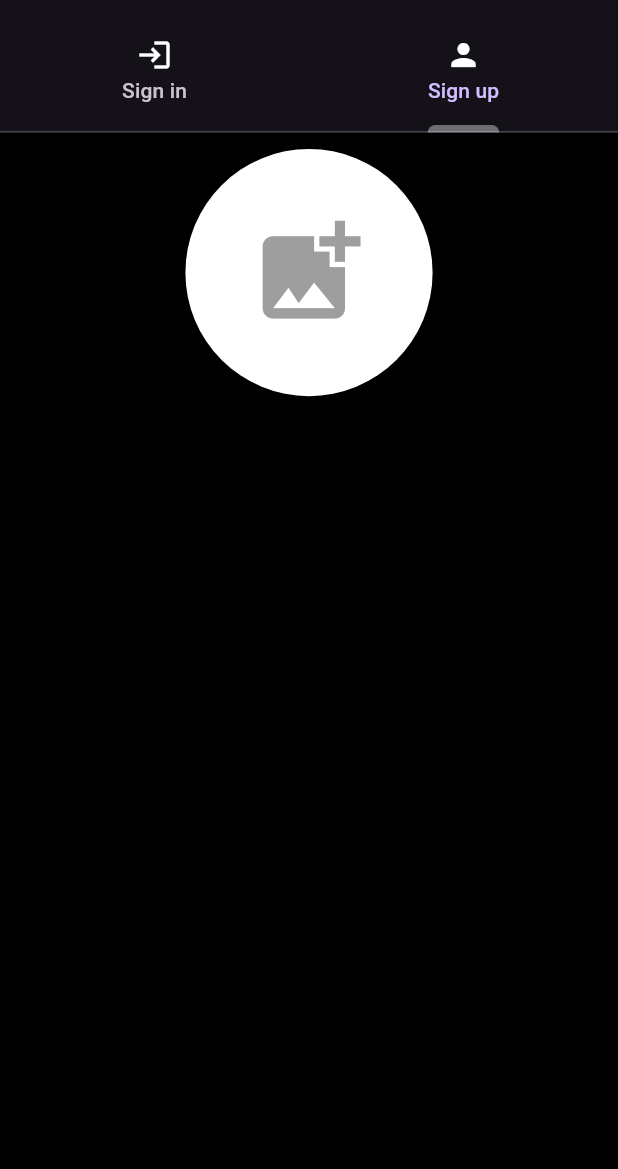
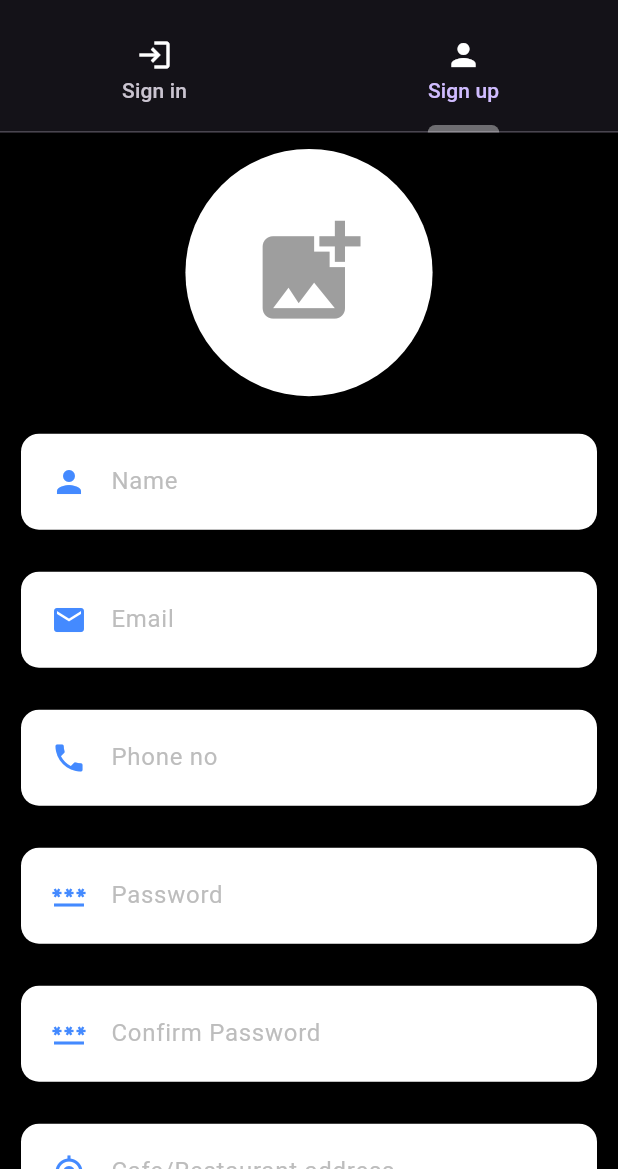
Before and after one commit to Mueem-Nahid/flutter-eats-seller-app, a Flutter app: the screen it shows after launch, tab 2 chosen, on a phone screen of 412 x 824 dp, the part 67-1236 px from its top. Run offline on Flutter 3.47's test engine with Material 3 defaults, Android fonts, the phone set to English and light mode, and no system bars; our stand-ins replace image_picker.

Commit message:
# Feature - sign up screen ui

```diff
--- a/lib/screens/authScreens/signup_screen.dart
+++ b/lib/screens/authScreens/signup_screen.dart
@@ -2,6 +2,8 @@ import 'dart:io';
 
 import 'package:flutter/material.dart';
 import 'package:image_picker/image_picker.dart';
+
+import '../../widgets/custom_text_field.dart';
 
 class SignupScreen extends StatefulWidget {
   const SignupScreen({super.key});
@@ -13,6 +15,15 @@ class SignupScreen extends StatefulWidget {
 class _SignupScreenState extends State<SignupScreen> {
   XFile? imageFile;
   ImagePicker imagePicker = ImagePicker();
+
+  GlobalKey<FormState> formKey = GlobalKey<FormState>();
+  TextEditingController nameTextEditingController = TextEditingController();
+  TextEditingController emailTextEditingController = TextEditingController();
+  TextEditingController passwordTextEditingController = TextEditingController();
+  TextEditingController confirmPasswordTextEditingController =
+      TextEditingController();
+  TextEditingController phoneTextEditingController = TextEditingController();
+  TextEditingController locationTextEditingController = TextEditingController();
 
   // method to get image from gallery
   pickImageFromGallery() async {
@@ -50,7 +61,105 @@ class _SignupScreenState extends State<SignupScreen> {
                     )
                   : null,
             ),
-          )
+          ),
+          const SizedBox(
+            height: 11,
+          ),
+          Form(
+              key: formKey,
+              child: Column(
+                children: [
+                  CustomTextField(
+                    textEditingController: nameTextEditingController,
+                    iconData: Icons.person,
+                    hintString: 'Name',
+                    isObscure: false,
+                    enabled: true,
+                  ),
+                  CustomTextField(
+                    textEditingController: emailTextEditingController,
+                    iconData: Icons.email,
+                    hintString: 'Email',
+                    isObscure: false,
+                    enabled: true,
+                  ),
+                  CustomTextField(
+                    textEditingController: phoneTextEditingController,
+                    iconData: Icons.phone,
+                    hintString: 'Phone no',
+                    isObscure: false,
+                    enabled: true,
+                  ),
+                  CustomTextField(
+                    textEditingController: passwordTextEditingController,
+                    iconData: Icons.password,
+                    hintString: 'Password',
+                    isObscure: true,
+                    enabled: true,
+                  ),
+                  CustomTextField(
+                    textEditingController: confirmPasswordTextEditingController,
+                    iconData: Icons.password,
+                    hintString: 'Confirm Password',
+                    isObscure: true,
+                    enabled: true,
+                  ),
+                  CustomTextField(
+                    textEditingController: locationTextEditingController,
+                    iconData: Icons.my_location,
+                    hintString: 'Cafe/Restaurant address',
+                    isObscure: false,
+                    enabled: true,
+                  ),
+                  const SizedBox(
+                    height: 10,
+                  ),
+                  Container(
+                    width: 398,
+                    height: 39,
+                    alignment: Alignment.center,
+                    child: ElevatedButton.icon(
+                      onPressed: () {},
+                      style: ElevatedButton.styleFrom(
+                          backgroundColor: Colors.green,
+                          shape: RoundedRectangleBorder(
+                            borderRadius: BorderRadius.circular(32),
+                          )),
+                      icon: const Icon(
+                        Icons.location_on,
+                        color: Colors.white,
+                      ),
+                      label: const Text(
+                        'Get my current location',
+                        style: TextStyle(
+                          color: Colors.white,
+                        ),
+                      ),
+                    ),
+                  ),
+                  const SizedBox(
+                    height: 32,
+                  ),
+                  ElevatedButton(
+                    onPressed: () {},
+                    style: ElevatedButton.styleFrom(
+                      backgroundColor: Colors.blueAccent,
+                      padding: const EdgeInsets.symmetric(
+                          horizontal: 50, vertical: 15),
+                    ),
+                    child: const Text(
+                      'Sign up',
+                      style: TextStyle(
+                        color: Colors.white,
+                        fontWeight: FontWeight.bold,
+                      ),
+                    ),
+                  ),
+                  const SizedBox(
+                    height: 30,
+                  ),
+                ],
+              ))
         ],
       ),
     );
--- a/lib/widgets/custom_text_field.dart
+++ b/lib/widgets/custom_text_field.dart
@@ -29,7 +29,7 @@ class _CustomTextFieldState extends State<CustomTextField> {
         borderRadius: BorderRadius.all(Radius.circular(12)),
       ),
       padding: const EdgeInsets.all(8),
-      margin: const EdgeInsets.all(8),
+      margin: const EdgeInsets.all(14),
       child: TextFormField(
         enabled: widget.enabled,
         controller: widget.textEditingController,
```
